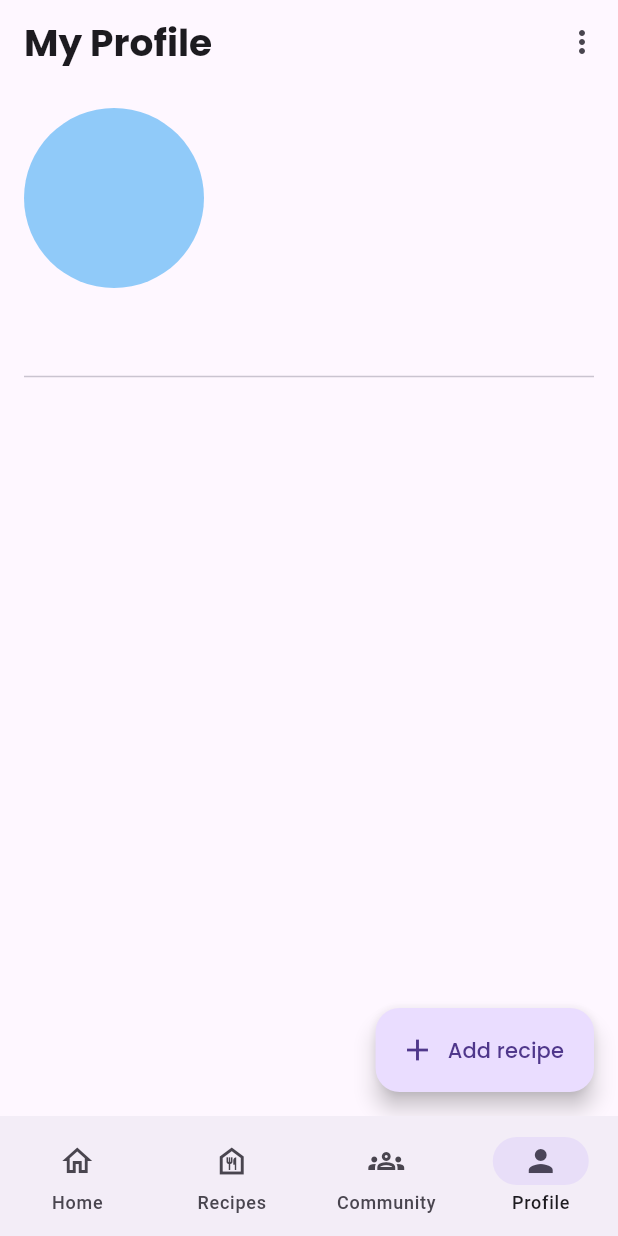
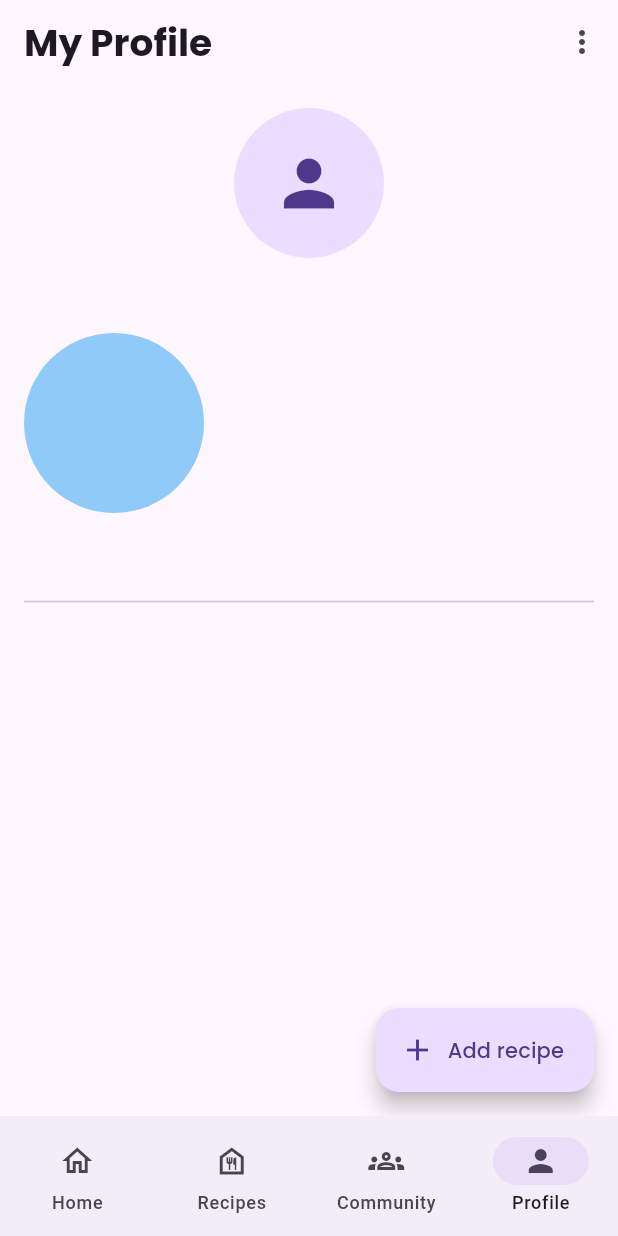
Before and after one commit to dreeew05/sheff_andrew, a Flutter app: the screen it shows once a user with an empty profile is signed in, item 4 of the bottom bar chosen, on a phone screen of 412 x 824 dp. Run offline on Flutter 3.47's test engine with Material 3 defaults, Android fonts, the phone set to English and light mode, and no system bars; our stand-ins replace carousel_slider, cloud_firestore, firebase_auth, firebase_core, firebase_storage, google_fonts and 1 more; accounts and stored records are empty.

Commit message:
update profile pictures

```diff
--- a/lib/screens/profile/profile_page.dart
+++ b/lib/screens/profile/profile_page.dart
@@ -1,9 +1,4 @@
-/*
-  Author: Carl Benedict Elipan
-  Purpose of this file: Profile Page
-*/
 import 'package:cloud_firestore/cloud_firestore.dart';
-
 import 'package:flutter/material.dart';
 import 'package:google_fonts/google_fonts.dart';
 import 'package:provider/provider.dart';
@@ -13,7 +8,7 @@ import 'package:sheff_andrew/screens/profile/components/profile_details.dart';
 import 'package:sheff_andrew/screens/profile/components/profile_recipes.dart';
 import 'theming.dart';
 
-//Alert Dialogue for signing out
+// Alert Dialogue for signing out
 Future<void> _signOutDialog(BuildContext context) async {
   return showDialog<void>(
     context: context,
@@ -116,8 +111,7 @@ class _ProfilePageState extends State<ProfilePage> {
             children: [
               FutureBuilder<DocumentSnapshot>(
                 future: firestoreService.fetchUserDetails(),
-                  builder: (BuildContext context,
-                      AsyncSnapshot<DocumentSnapshot> snapshot) {
+                builder: (BuildContext context, AsyncSnapshot<DocumentSnapshot> snapshot) {
                   if (snapshot.connectionState == ConnectionState.waiting) {
                     return const Center(child: CircularProgressIndicator());
                   } else if (snapshot.hasError) {
@@ -126,16 +120,28 @@ class _ProfilePageState extends State<ProfilePage> {
                     return Center(
                       child: Text(
                         'Document does not exist',
-                          style: GoogleFonts.poppins(
-                              fontSize: 28, fontWeight: FontWeight.bold),
+                        style: GoogleFonts.poppins(fontSize: 28, fontWeight: FontWeight.bold),
                       ),
                     );
                   } else {
-                      final Map<String, dynamic> profileData =
-                          snapshot.data!.data()! as Map<String, dynamic>;
+                    final Map<String, dynamic> profileData = snapshot.data!.data()! as Map<String, dynamic>;
                     final String name = profileData['name'];
-                      // Todo: Add Image
-                      return ProfileDetails(name: name);
+                    final String profileImage = profileData['profileImage'] ?? '';
+                    return Column(
+                      children: [
+                        CircleAvatar(
+                          radius: 50,
+                          backgroundImage: profileImage.isNotEmpty ? NetworkImage(profileImage) : null,
+                          child: profileImage.isEmpty ? Icon(Icons.person, size: 50) : null,
+                        ),
+                        const SizedBox(height: 10),
+                        Text(
+                          name,
+                          style: GoogleFonts.poppins(fontSize: 28, fontWeight: FontWeight.bold),
+                        ),
+                        ProfileDetails(name: name),
+                      ],
+                    );
                   }
                 },
               ),
@@ -159,8 +165,7 @@ class _ProfilePageState extends State<ProfilePage> {
                         final postKey = recipe.data()['post_key'] as String;
                         final name = recipe.data()['name'] as String;
                         final image = recipe.data()['image'] as String;
-                          final timeToCook =
-                              recipe.data()['time_to_cook'].toString();
+                        final timeToCook = recipe.data()['time_to_cook'].toString();
 
                         return ProfileRecipes(
                           postKey: postKey,
@@ -178,13 +183,15 @@ class _ProfilePageState extends State<ProfilePage> {
                       child: Text(
                         'No uploaded recipes yet',
                         style: GoogleFonts.poppins(fontSize: 20),
-                      ));
+                      ),
+                    );
                   }
                 },
               ),
             ],
           ),
-          )),
+        ),
+      ),
     );
   }
 }
```
Also changed, not shown: lib/screens/signup/signup_page.dart (+56 -6 lines). Lines whose indentation alone changed are shown as unchanged.
